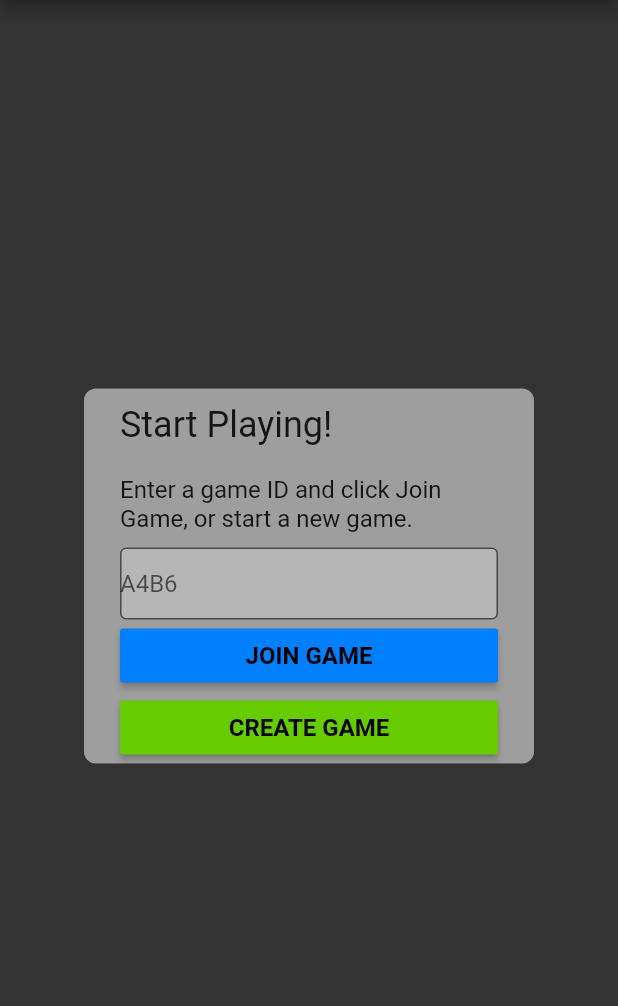
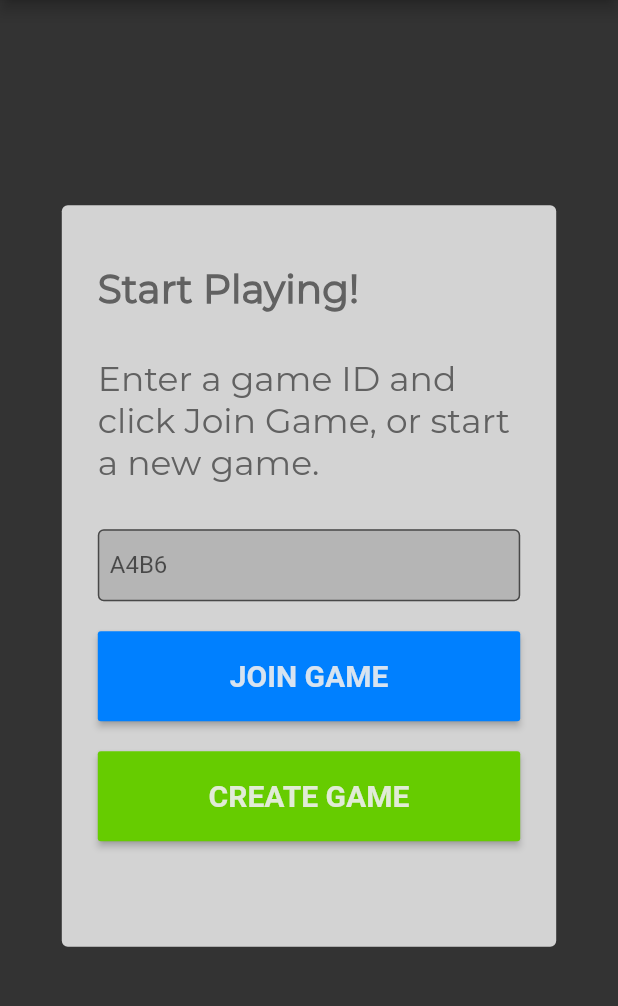
Before and after one commit to prajapac/Coherent-Chaos, a Flutter app: the screen it shows after launch, on a phone screen of 412 x 824 dp, the part 84-1090 px from its top. Run offline on Flutter 3.47's test engine with Material 2 defaults, Android fonts, the phone set to English and light mode, and no system bars; missing offline and left inert: polygon_clipper; Roboto replaces fonts that are missing (Nunito).

Commit message:
Fixed up start page ui, added Montserrat font

```diff
--- a/mobile/coherent_chaos/lib/Presentations/custom_colors.dart
+++ b/mobile/coherent_chaos/lib/Presentations/custom_colors.dart
@@ -13,4 +13,5 @@
   final ceColor = const Color(0xFF484848);
   final ceBorderColor = const Color(0xFF333333);
   final textFieldBgColor = const Color(0xFFb5b5b5);
+  final createJoinGameBgColor = const Color(0xFFd3d3d3);
 }
--- a/mobile/coherent_chaos/lib/Presentations/start_page.dart
+++ b/mobile/coherent_chaos/lib/Presentations/start_page.dart
@@ -19,11 +19,20 @@ class _StartPage extends State<StartPage> {
 
   @override
   Widget build(BuildContext context) {
+    final double screenHeight = MediaQuery.of(context).size.height;
+    final double screenWidth = MediaQuery.of(context).size.width;
+
     final gameDescription = Padding(
-      padding: EdgeInsets.all(0),
+      padding: EdgeInsets.only(top: 10.0, bottom: 30.0),
       child: Container(
-          child: Text(dialouges.startGameInstruction,
-              style: TextStyle(fontSize: 16))),
+        child: Text(
+          dialouges.startGameInstruction,
+          style: TextStyle(
+              color: Colors.grey[700],
+              fontSize: 23.0,
+              fontFamily: 'Montserrat'),
+        ),
+      ),
     );
 
     final gameIdBox = TextFormField(
@@ -31,9 +40,9 @@ class _StartPage extends State<StartPage> {
         hintText: 'A4B6',
         filled: true,
         fillColor: colors.textFieldBgColor,
-        contentPadding: EdgeInsets.only(left: 0, right: 0, top: 1, bottom: 1),
+        contentPadding: EdgeInsets.only(left: 8, right: 8, top: 10, bottom: 10),
         border: OutlineInputBorder(
-          borderSide: BorderSide(color: Colors.black, width: 1),
+          borderSide: BorderSide(color: colors.textFieldBgColor, width: 1),
         ),
       ),
     );
@@ -49,11 +58,14 @@ class _StartPage extends State<StartPage> {
         );
       },
       color: colors.secondaryColor,
-      child: Text(dialouges.createGame,
-          style: TextStyle(
-              color: Colors.black,
-              fontSize: 16.0,
-              fontWeight: FontWeight.bold)),
+      height: 60.0,
+      child: Text(
+        dialouges.createGame,
+        style: TextStyle(
+            color: Colors.grey[200].withOpacity(0.9),
+            fontSize: 20.0,
+            fontWeight: FontWeight.bold),
+      ),
     );
 
     final joinGame = MaterialButton(
@@ -68,11 +80,14 @@ class _StartPage extends State<StartPage> {
         );
       },
       color: colors.primaryColor,
-      child: Text(dialouges.joinGame,
-          style: TextStyle(
-              color: Colors.black,
-              fontSize: 16.0,
-              fontWeight: FontWeight.bold)),
+      height: 60.0,
+      child: Text(
+        dialouges.joinGame,
+        style: TextStyle(
+            color: Colors.grey[200].withOpacity(0.9),
+            fontSize: 20.0,
+            fontWeight: FontWeight.bold),
+      ),
     );
 
     return Scaffold(
@@ -83,30 +98,37 @@ class _StartPage extends State<StartPage> {
       ),
       body: Center(
         child: Container(
-          width: 300,
+          width: screenWidth * 0.8,
+          height: screenHeight * 0.6,
           decoration: BoxDecoration(
-              borderRadius: BorderRadius.all(Radius.circular(8)),
-              color: Colors.grey),
+              borderRadius: BorderRadius.all(Radius.circular(4)),
+              color: colors.createJoinGameBgColor),
           child: ListView(
             shrinkWrap: true,
             padding: EdgeInsets.only(left: 24.0, right: 24.0),
             children: <Widget>[
               Padding(
-                padding: EdgeInsets.only(top: 10),
+                padding: EdgeInsets.only(top: 40.0, bottom: 20.0),
                 child: Container(
-                  child:
-                      Text(dialouges.startGame, style: TextStyle(fontSize: 24)),
+                  child: Text(
+                    dialouges.startGame,
+                    style: TextStyle(
+                        color: Colors.grey[700],
+                        fontSize: 26,
+                        fontFamily: 'Montserrat',
+                        fontWeight: FontWeight.bold),
+                  ),
                 ),
               ),
+              gameDescription,
+              gameIdBox,
               SizedBox(
                 height: 20.0,
               ),
-              gameDescription,
+              joinGame,
               SizedBox(
-                height: 10.0,
+                height: 20.0,
               ),
-              gameIdBox,
-              joinGame,
               createGame,
             ],
           ),
--- a/mobile/coherent_chaos/pubspec.yaml
+++ b/mobile/coherent_chaos/pubspec.yaml
@@ -40,6 +40,11 @@ flutter:
   # the material Icons class.
   uses-material-design: true
 
+  fonts:
+      - family: Montserrat
+        fonts:
+          - asset: fonts/Montserrat-Regular.ttf
+
   # To add assets to your application, add an assets section, like this:
   # assets:
   #  - images/a_dot_burr.jpeg
```
Also changed, not shown: mobile/coherent_chaos/fonts/Montserrat-Regular.ttf (added).
